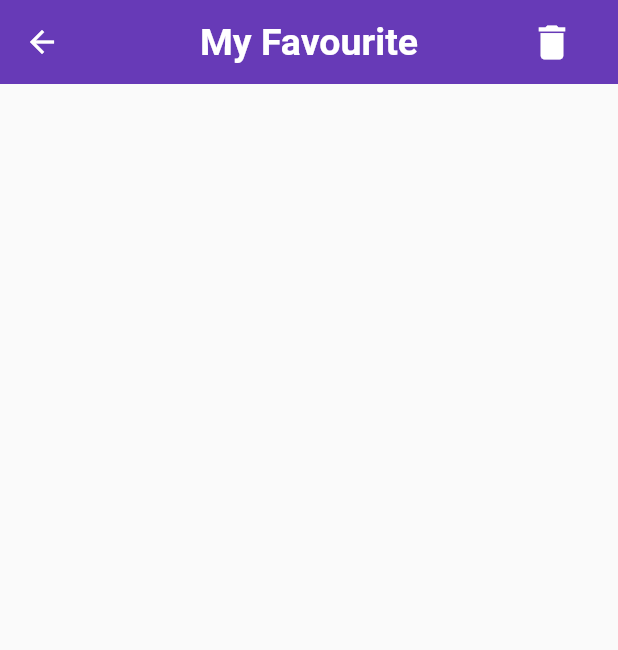
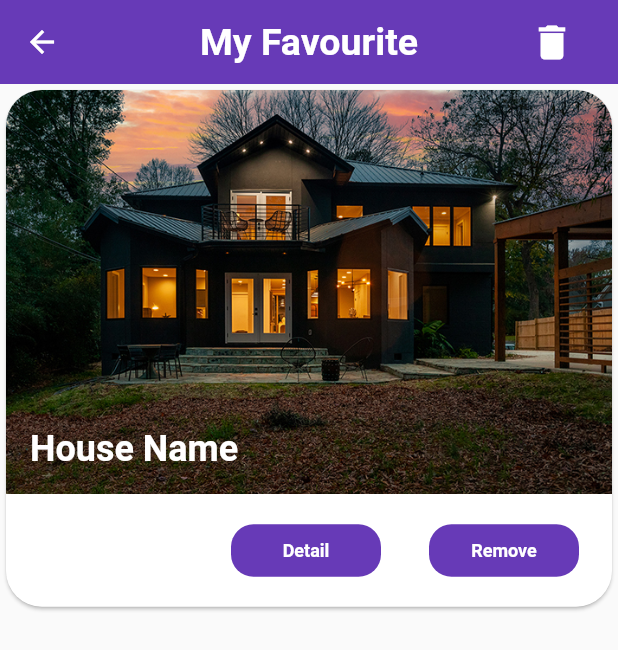
Before and after one commit to Bethelhem6/final-year-project, a Flutter app: the Favourite screen opened directly, on a phone screen of 412 x 824 dp. Shown: the top 650 px of the screen. Run offline on Flutter 3.47's test engine with Material 2 defaults, Android fonts, the phone set to English and light mode, and no system bars; our stand-ins replace animate_do, cloud_firestore, dots_indicator, firebase_auth, firebase_core; accounts and stored records are empty.

```diff
--- a/lib/fav/favourite.dart
+++ b/lib/fav/favourite.dart
@@ -25,7 +25,7 @@ class _FavouriteState extends State<Favourite> {
           Container(
             margin: const EdgeInsets.only(right: 20),
             child: IconButton(
-                      onPressed: (){},
+                onPressed: () {},
                 icon: const Icon(
                   Icons.delete,
                   color: Colors.white,
@@ -37,7 +37,85 @@ class _FavouriteState extends State<Favourite> {
         elevation: 0,
         backgroundColor: Colors.deepPurple,
       ),
-            // body:
+      body: ListView(
+        children: [
+          favCard(),
+        ],
+      ),
     );
   }
+
+  Widget favCard() => Card(
+        clipBehavior: Clip.antiAlias,
+        shape: RoundedRectangleBorder(borderRadius: BorderRadius.circular(24)),
+        child: Column(
+          children: [
+            Stack(
+              alignment: Alignment.center,
+              children: const [
+                Image(
+                  image: AssetImage('assets/house1.jpg'),
+                ),
+                Positioned(
+                  bottom: 16,
+                  right: 16,
+                  left: 16,
+                  child: Text('House Name',
+                      style: TextStyle(
+                        fontWeight: FontWeight.bold,
+                        color: Colors.white,
+                        fontSize: 24,
+                      )),
+                ),
+              ],
+            ),
+            Padding(
+              padding: const EdgeInsets.fromLTRB(130, 0, 0, 0),
+              child: ButtonBar(
+                alignment: MainAxisAlignment.start,
+                children: [
+                  Padding(
+                    padding: const EdgeInsets.all(12),
+                    child: Container(
+                      width: 100,
+                      height: 35,
+                      decoration: BoxDecoration(
+                          color: Colors.deepPurple,
+                          borderRadius: BorderRadius.circular(15)),
+                      child: const Center(
+                        child: Text(
+                          'Detail',
+                          style: TextStyle(
+                              fontSize: 12,
+                              color: Colors.white,
+                              fontWeight: FontWeight.bold),
+                        ),
+                      ),
+                    ),
+                  ),
+                  Padding(
+                    padding: const EdgeInsets.all(12),
+                    child: Container(
+                      width: 100,
+                      height: 35,
+                      decoration: BoxDecoration(
+                          color: Colors.deepPurple,
+                          borderRadius: BorderRadius.circular(15)),
+                      child: const Center(
+                        child: Text(
+                          'Remove',
+                          style: TextStyle(
+                              fontSize: 12,
+                              color: Colors.white,
+                              fontWeight: FontWeight.bold),
+                        ),
+                      ),
+                    ),
+                  ),
+                ],
+              ),
+            )
+          ],
+        ),
+      );
 }
--- a/lib/screens/auth_screen/signup.dart
+++ b/lib/screens/auth_screen/signup.dart
@@ -1,4 +1,5 @@
 import 'package:cloud_firestore/cloud_firestore.dart';
+import 'package:final_project/services/auth_service.dart';
 import 'package:firebase_auth/firebase_auth.dart';
 import 'package:flutter/material.dart';
 
@@ -26,7 +27,11 @@ class _SignupState extends State<Signup> {
   bool showEye = false;
   final bool _isLoading = false;
 
+  final formKey = GlobalKey<FormState>();
+  String email = '';
   String _password = '';
+  String firstname='';
+  AuthService authService = AuthService();
 
   @override
   void dispose() {
```
Also changed, not shown: lib/screens/home/home_page.dart (+5 -4 lines), lib/services/auth_service.dart (added, +22 -0 lines), lib/services/database_service.dart (added, +19 -0 lines). Lines whose indentation alone changed are shown as unchanged.
